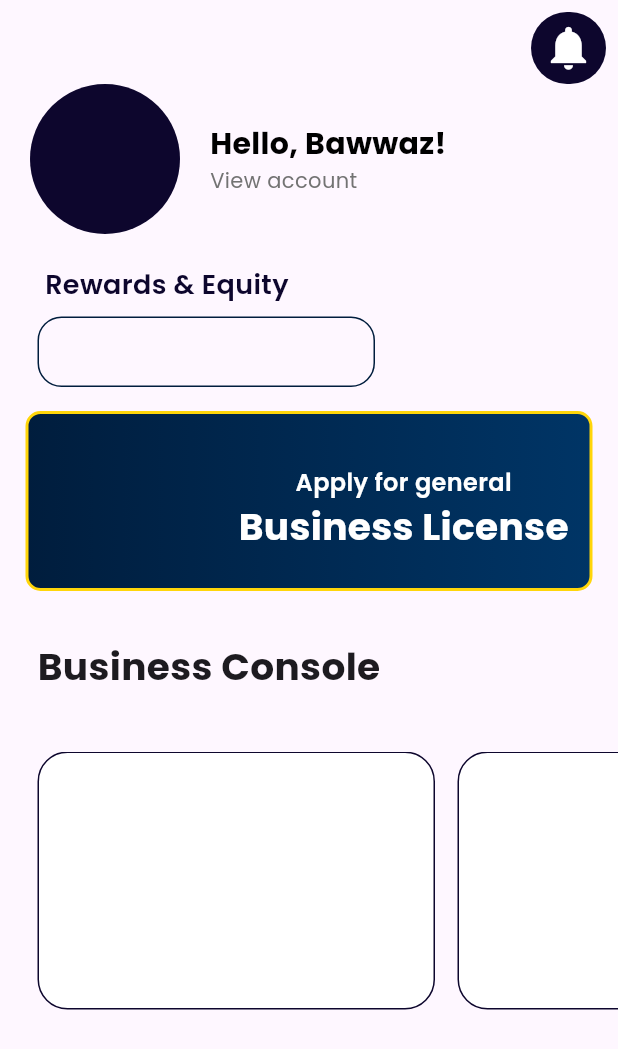
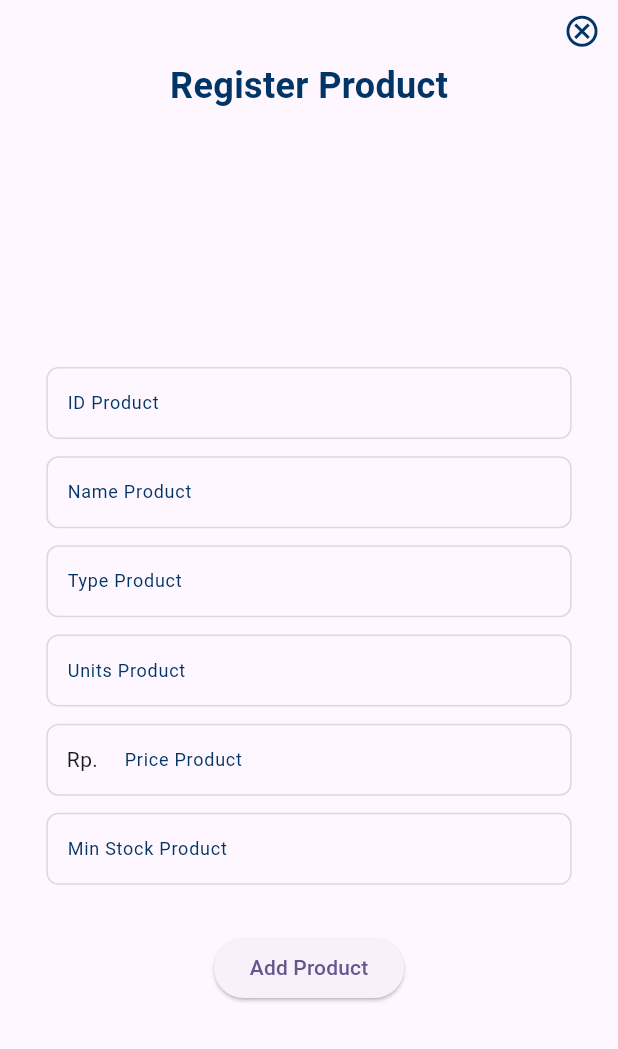
Before and after one commit to bawwaz/Tumbuh, a Flutter app: the screen it shows after launch, on a phone screen of 412 x 824 dp. Shown: the top 1049 px of the screen. Run offline on Flutter 3.47's test engine with Material 3 defaults, Android fonts, the phone set to English and light mode, and no system bars; our stand-ins replace cloud_firestore, firebase_core, flutter_typeahead, get, google_fonts; accounts and stored records are empty.

Commit message:
add register product form

```diff
--- /dev/null
+++ b/lib/View/inventory_add/product_controller.dart
@@ -0,0 +1,52 @@
+import 'package:cloud_firestore/cloud_firestore.dart';
+import 'package:get/get.dart';
+
+class ProductController extends GetxController{
+
+  FirebaseFirestore firestore = FirebaseFirestore.instance;
+  Future<Map<String, dynamic>> addProduct(Map<String,dynamic>data) async {
+    try {
+      var hasil = await firestore
+      .collection("products")
+      .add(data);
+      await firestore.collection("products").doc(hasil.id).update({
+        "Id": hasil.id,
+      });
+      return {
+        "error": false,
+        "message": "Berhasil menambah product.",
+      };
+    } catch (e) {
+      print(e);
+      return {
+        "error": true,
+        "message": "Tidak dapat menambah product.",
+      };
+    }
+  }
+
+  Stream<QuerySnapshot<Map<String, dynamic>>> streamProduct() async* {
+    yield* firestore.collection("products").snapshots();
+  }
+
+  RxList<Map<String, dynamic>> products = <Map<String, dynamic>>[].obs;
+  // Mendapatkan daftar produk dari Firebase
+  void getProducts() async {
+    try {
+      QuerySnapshot<Map<String, dynamic>> snapshot = await firestore.collection('products').get();
+      products.assignAll(snapshot.docs.map((doc) => doc.data()).toList());
+    } catch (error) {
+      print('Error fetching products: $error');
+    }
+  }
+
+  // Metode untuk memperbarui stok produk
+  Future<void> updateProductStock(String productId, int newStock) async {
+    try {
+      await firestore.collection('products').doc(productId).update({'stock': newStock});
+    } catch (error) {
+      print('Error updating stock: $error');
+    }
+  }
+
+}
--- /dev/null
+++ b/lib/View/inventory_add/register_product.dart
@@ -0,0 +1,117 @@
+import 'package:flutter/material.dart';
+import 'package:get/get.dart';
+import 'package:tumbuh/View/inventory_add/product_controller.dart';
+import 'package:tumbuh/View/inventory_add/register_product_controller.dart';
+import 'package:tumbuh/View/widget/cs_button.dart';
+import 'package:tumbuh/View/widget/cs_text_field.dart';
+
+class RegisterProductForm extends StatelessWidget {
+  RegisterProductForm({super.key});
+
+  final controller = Get.put(RegisterProductController());
+  final controllerProduct = Get.put(ProductController());
+
+    @override
+  Widget build(BuildContext context) {
+    double screenHeight = MediaQuery.of(context).size.height;
+    double screenWidth = MediaQuery.of(context).size.width;
+
+    return SafeArea(
+      child: Scaffold(
+        appBar: AppBar(
+          toolbarHeight: 40,
+          actions: [
+            IconButton(
+              onPressed: () {
+                Get.back();
+              },
+              icon: Icon(Icons.cancel_outlined, color: Color(0xff003566), size: 25,),
+            )
+          ],
+        ),
+        body: Center(
+          child: Column(
+            children: [
+              // Header
+              Container(
+                alignment: Alignment.center,
+                height: screenHeight * 0.1,
+                width: screenWidth * 0.75,
+                child: Column(
+                  children: [
+                    Text(
+                      'Register Product',
+                      style: TextStyle(
+                        fontSize: 24,
+                        fontWeight: FontWeight.bold,
+                        color: Color(0xff003566),
+                      ),
+                    ),
+
+                  ],
+                ),
+              ),
+              // Form
+              Container(
+                height: screenHeight * 0.8,
+                width: screenWidth * 0.85,
+                child: Column(
+                  mainAxisAlignment: MainAxisAlignment.center,
+                  children: [
+                    CustomTextField( labelText: 'ID Product',   isPrice: false, controller: controller.cIdProduct! ),
+                    CustomTextField( labelText: 'Name Product', isPrice: false, controller: controller.cNameProduct!, ),
+                    CustomTextField( labelText: 'Type Product', isPrice: false, controller: controller.cTypeProduct!, ),
+                    CustomTextField( labelText: 'Units Product', isPrice: false, controller: controller.cUnitProduct!, ),
+                    CustomTextField( labelText: 'Price Product', isPrice: true, controller: controller.cPriceProduct!, ),
+                    CustomTextField( labelText: 'Min Stock Product', isPrice: false, controller: controller.cMinStockProduct!, ),
+                    SizedBox(height: 30,),
+                    ElevatedButton(
+                      child:
+                      Obx(() =>
+                        controller.isloading.value == true
+                        ? CircularProgressIndicator()
+                        : Text("Add Product")
+                      ),
+                      onPressed: () async {
+                        if (
+                          controller.cIdProduct!.text.isNotEmpty &&
+                          controller.cNameProduct!.text.isNotEmpty &&
+                          controller.cTypeProduct!.text.isNotEmpty &&
+                          controller.cUnitProduct!.text.isNotEmpty &&
+                          controller.cPriceProduct!.text.isNotEmpty &&
+                          controller.cMinStockProduct!.text.isNotEmpty
+                        ){
+                          Map<String, dynamic> product = await
+                          controllerProduct.addProduct({
+                            "Id": controller.cIdProduct!.text,
+                            "Name": controller.cNameProduct!.text,
+                            "Type": controller.cTypeProduct!.text,
+                            "Unit": controller.cUnitProduct!.text,
+                            "Price": controller.cPriceProduct!.text,
+                            "MinStock": controller.cMinStockProduct!.text,
+                          });
+                          Get.back();
+                          Get.snackbar(
+                            product["error"] == true ? "Error" : "Success",
+                            product["message"]);
+                          controller.cIdProduct!.clear();
+                          controller.cNameProduct!.clear();
+                          controller.cTypeProduct!.clear();
+                          controller.cUnitProduct!.clear();
+                          controller.cPriceProduct!.clear();
+                          controller.cMinStockProduct!.clear();
+                        } else {
+                          Get.snackbar("Error", "Please fill all the fields");
+                        }
+
+                    })
+                  ],
+                ),
+              )
+            ],
+          ),
+        ),
+      ),
+    );
+  }
+}
--- /dev/null
+++ b/lib/View/inventory_add/register_product_controller.dart
@@ -0,0 +1,46 @@
+import 'package:flutter/widgets.dart';
+import 'package:get/get.dart';
+
+class RegisterProductController extends GetxController{
+
+  RxBool isloading = false.obs;
+  TextEditingController? cIdProduct;
+  TextEditingController? cNameProduct;
+  TextEditingController? cTypeProduct;
+  TextEditingController? cUnitProduct;
+  TextEditingController? cPriceProduct;
+  TextEditingController? cMinStockProduct;
+
+  @override
+  // TODO: implement initialized
+  void onInit() {
+    // TODO: implement onInit
+    super.onInit();
+    cIdProduct = TextEditingController();
+    cNameProduct = TextEditingController();
+    cTypeProduct = TextEditingController();
+    cUnitProduct = TextEditingController();
+    cPriceProduct = TextEditingController();
+    cMinStockProduct = TextEditingController();
+  }
+
+  static final List<String> states = [
+    'ANDAMAN AND NICOBAR ISLANDS',
+    'ANDHRA PRADESH',
+    'ARUNACHAL PRADESH',
+    'ASSAM',
+    'BIHAR',
+    'CHATTISGARH',
+    'CHANDIGARH',
+    'DAMAN AND DIU',
+    'DELHI',
+  ];
+
+  static List<String> getSuggestions(String query) {
+    List<String> matches = [];
+    matches.addAll(states);
+    matches.retainWhere((s) => s.toLowerCase().contains(query.toLowerCase()));
+    return matches;
+  }
+
+}
--- /dev/null
+++ b/lib/View/widget/cs_text_field.dart
@@ -0,0 +1,57 @@
+import 'package:flutter/material.dart';
+
+class CustomTextField extends StatelessWidget {
+  const CustomTextField({
+    super.key,
+    required this.labelText,
+    required this.isPrice,
+    required this.controller
+    });
+
+  final String labelText;
+  final bool isPrice;
+  final TextEditingController controller;
+
+  @override
+  Widget build(BuildContext context) {
+    double height = MediaQuery.of(context).size.height;
+    double width = MediaQuery.of(context).size.width;
+
+    return Container(
+      margin: EdgeInsets.only(top: 10),
+      height: height * 0.06,
+      width: width,
+      child: TextField(
+        controller: controller,
+        keyboardType: isPrice ? TextInputType.number : null,
+        decoration: InputDecoration(
+          contentPadding: EdgeInsets.only(left: 10,  bottom: 1),
+          prefixIcon: isPrice == true
+              ? Container(
+                  width: 20,
+                  height: 30,
+                  child: Center(
+                    child: Text('Rp.',),
+                  ),
+                )
+              : null,
+          labelText: labelText,
+          labelStyle: TextStyle(
+            color: Color(0xff003566),
+            fontSize: 12,
+            // fontWeight: FontWeight.bold
+          ),
+          fillColor: Color(0xffffffff),
+          enabledBorder: OutlineInputBorder(
+            borderRadius: BorderRadius.circular(8),
+            borderSide: BorderSide(color:  Color(0xffdadada))
+          ),
+          focusedBorder: OutlineInputBorder(
+            borderRadius: BorderRadius.circular(8),
+            borderSide: BorderSide(color: Color(0xff003566))
+          ),
+        ),
+      ),
+    );
+  }
+}
--- a/lib/main.dart
+++ b/lib/main.dart
@@ -1,7 +1,14 @@
 import 'package:flutter/material.dart';
-import 'package:tumbuh/View/HomePageView.dart';
+import 'package:tumbuh/View/inventory_add/register_product.dart';
+import 'package:tumbuh/services/firebase_options.dart';
+import 'package:firebase_core/firebase_core.dart';
 
-void main() {
+
+void main() async {
+  WidgetsFlutterBinding.ensureInitialized();
+  await Firebase.initializeApp(
+    options: DefaultFirebaseOptions.currentPlatform
+  );
   runApp(const MyApp());
 }
 
@@ -18,7 +25,7 @@ class MyApp extends StatelessWidget {
         colorScheme: ColorScheme.fromSeed(seedColor: Colors.deepPurple),
         useMaterial3: true,
       ),
-      home: HomeView(),
+      home: RegisterProductForm(),
     );
   }
 }
--- /dev/null
+++ b/lib/services/product_model.dart
@@ -0,0 +1,49 @@
+import 'package:flutter/foundation.dart';
+
+enum ProductType { product, rawMaterial, mro }
+
+class ProductModel {
+  String id;
+  String name;
+  String type;
+  String unit;
+  double price;
+  double minStock;
+  double stock;
+
+  ProductModel({
+    required this.id,
+    required this.name,
+    required this.type,
+    required this.unit,
+    required this.price,
+    required this.minStock,
+    required this.stock
+  });
+
+factory ProductModel.fromMap(Map<String, dynamic> map) {
+    return ProductModel(
+      id: map['id'] ?? '',
+      name: map['name'] ?? '',
+      // type: ProductType.values[map['type']],
+      type: map['type'] ?? '',
+      unit: map['unit'] ?? '',
+      price: map['price'] ?? 0.0,
+      minStock: map['minStock'] ?? 0.0,
+      stock: map['stock'] ?? 0.0,
+    );
+  }
+
+Map<String, dynamic> toMap() {
+    return <String, dynamic>{
+      'id': id,
+      'name': name,
+      // 'type': type.index,
+      'type': type,
+      'unit': unit,
+      'price': price,
+      'minStock': minStock,
+      'stock': stock
+    };
+  }
+}
```
Also changed, not shown: lib/View/widget/cs_button.dart (added, +36 -0 lines), lib/View/widget/quick_search_field.dart (added, +42 -0 lines), pubspec.yaml (+7 -23 lines), lib/services/firebase_options.dart (added), pubspec.lock, 6 other files.
